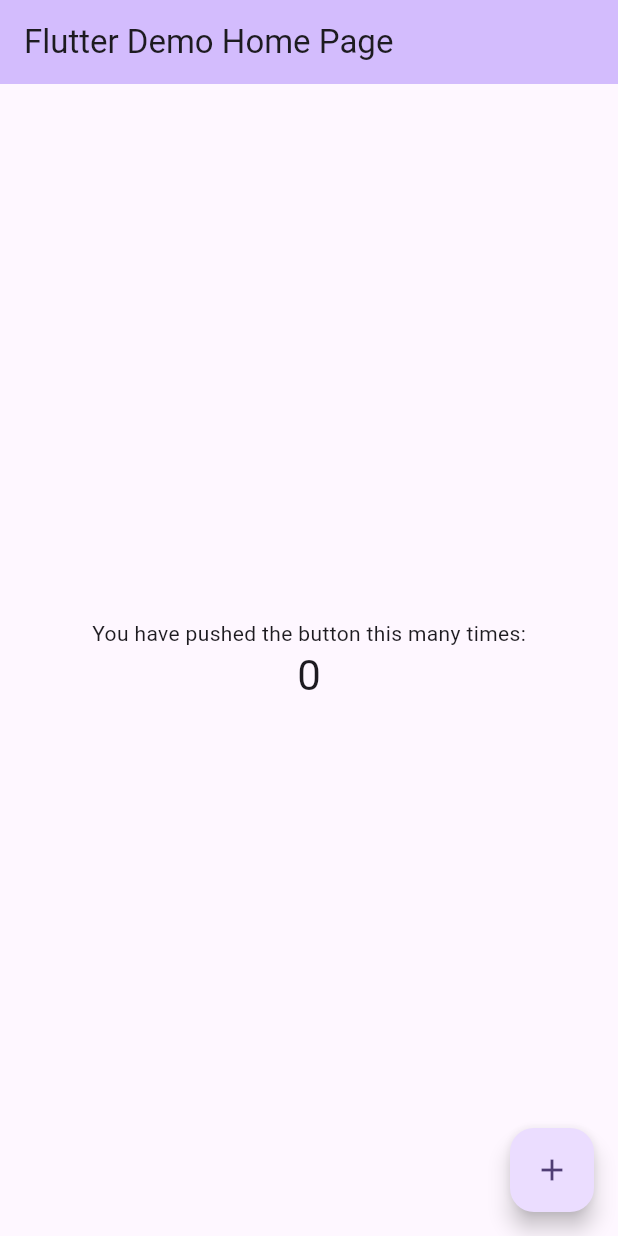
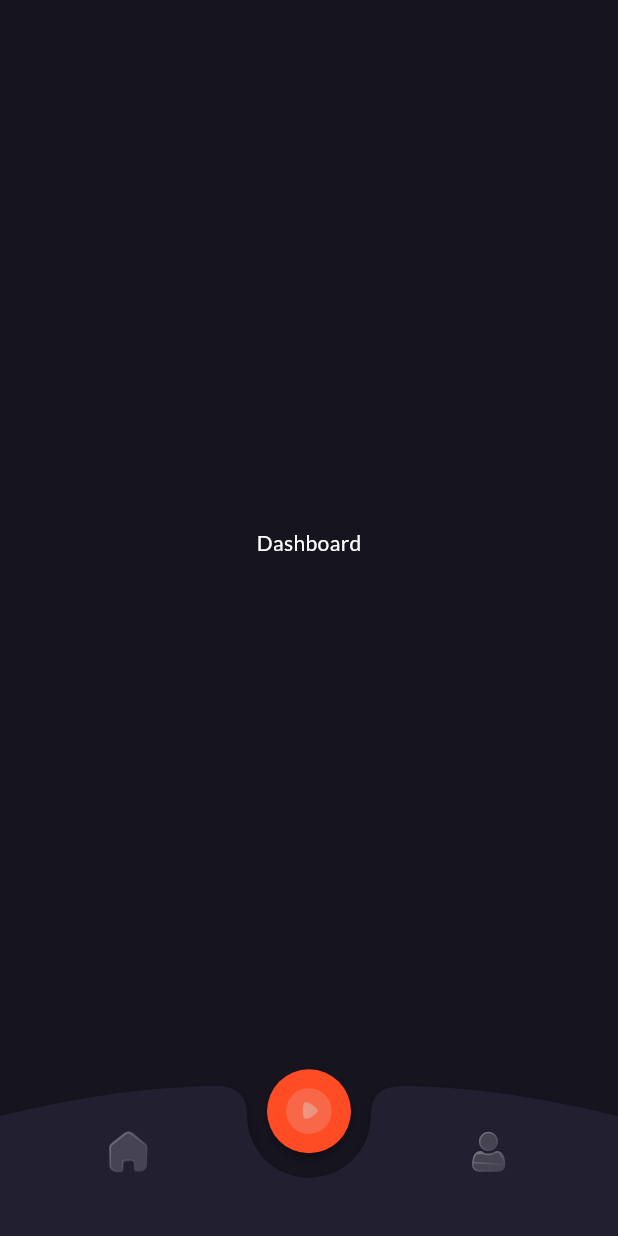
Before and after one commit to kasunfg87/api_movie_app, a Flutter app: the screen it shows after launch, on a phone screen of 412 x 824 dp. Run offline on Flutter 3.47's test engine with Material 3 defaults, Android fonts, the light colour scheme and no system bars; our stand-ins replace awesome_dialog, flutter_svg, google_fonts; missing offline and left inert: animated_snack_bar.

Commit message:
bottom navigation bar implemented

```diff
--- a/lib/constants/asset_constant.dart
+++ b/lib/constants/asset_constant.dart
@@ -2,8 +2,9 @@ class AssetConstant{
    static const imagePath = 'assets/images/';
   static const iconPath = 'assets/icons/';
 
-  //----- avatar image
-
-  static const avatarImage = '${imagePath}avatar.png';
+  //----- icons
+  static const homeIcon = '${iconPath}Home.svg';
+  static const playIcon = '${iconPath}Icon.svg';
+  static const profileIcon = '${iconPath}profile.svg';
 
 }
--- a/lib/core/entities/objects.dart
+++ b/lib/core/entities/objects.dart
@@ -1,5 +1,4 @@
 library objects;
 
-import 'package:json_annotation/json_annotation.dart';
 
 // part 'objects.g.dart';
--- a/lib/main.dart
+++ b/lib/main.dart
@@ -1,4 +1,5 @@
 import 'package:flutter/material.dart';
+import 'package:movie_app/presentation/screens/home/home.dart';
 
 void main() {
   runApp(const MyApp());
@@ -10,60 +11,12 @@ class MyApp extends StatelessWidget {
   @override
   Widget build(BuildContext context) {
     return MaterialApp(
+      debugShowCheckedModeBanner: false,
       title: 'Flutter Api Movie App',
       theme: ThemeData(
-        colorScheme: ColorScheme.fromSeed(seedColor: Colors.deepPurple),
         useMaterial3: true,
       ),
-      home: const MyHomePage(title: 'Flutter Demo Home Page'),
+      home: const MyHome(),
     );
   }
 }
-
-class MyHomePage extends StatefulWidget {
-  const MyHomePage({super.key, required this.title});
-
-  final String title;
-
-  @override
-  State<MyHomePage> createState() => _MyHomePageState();
-}
-
-class _MyHomePageState extends State<MyHomePage> {
-  int _counter = 0;
-
-  void _incrementCounter() {
-    setState(() {
-      _counter++;
-    });
-  }
-
-  @override
-  Widget build(BuildContext context) {
-    return Scaffold(
-      appBar: AppBar(
-        backgroundColor: Theme.of(context).colorScheme.inversePrimary,
-        title: Text(widget.title),
-      ),
-      body: Center(
-        child: Column(
-          mainAxisAlignment: MainAxisAlignment.center,
-          children: <Widget>[
-            const Text(
-              'You have pushed the button this many times:',
-            ),
-            Text(
-              '$_counter',
-              style: Theme.of(context).textTheme.headlineMedium,
-            ),
-          ],
-        ),
-      ),
-      floatingActionButton: FloatingActionButton(
-        onPressed: _incrementCounter,
-        tooltip: 'Increment',
-        child: const Icon(Icons.add),
-      ),
-    );
-  }
-}
--- /dev/null
+++ b/lib/presentation/screens/dashboard/dashboard.dart
@@ -0,0 +1,17 @@
+import 'package:flutter/material.dart';
+import 'package:google_fonts/google_fonts.dart';
+import 'package:movie_app/presentation/utils/app_colors.dart';
+
+class Dashboard extends StatefulWidget {
+  const Dashboard({super.key});
+
+  @override
+  State<Dashboard> createState() => _DashboardState();
+}
+
+class _DashboardState extends State<Dashboard> {
+  @override
+  Widget build(BuildContext context) {
+    return  Center(child: Text('Dashboard',style: GoogleFonts.lato(color: AppColors.kWhite),));
+  }
+}
--- /dev/null
+++ b/lib/presentation/screens/home/home.dart
@@ -0,0 +1,93 @@
+import 'package:flutter/material.dart';
+import 'package:flutter_svg/svg.dart';
+import 'package:movie_app/constants/asset_constant.dart';
+import 'package:movie_app/presentation/screens/dashboard/dashboard.dart';
+import 'package:movie_app/presentation/screens/discover/discover.dart';
+import 'package:movie_app/presentation/screens/profile/profile.dart';
+import 'package:movie_app/presentation/utils/app_colors.dart';
+import 'package:movie_app/presentation/utils/size_config.dart';
+import 'package:movie_app/utils/bnb_custom_point.dart';
+
+class MyHome extends StatefulWidget {
+  const MyHome({super.key});
+
+  @override
+  State<MyHome> createState() => _MyHomeState();
+}
+
+class _MyHomeState extends State<MyHome> {
+    int currentIndex = 0;
+
+  setBottomBarIndex(index) {
+    setState(() {
+      currentIndex = index;
+    });
+  }
+
+  List<Widget> screens = [
+    const Dashboard(),
+   const DiscoverScreen(),
+    const ProfileScreen()
+  ];
+  @override
+  Widget build(BuildContext context) {
+    return PopScope(
+        canPop: false,
+        child: Scaffold(
+          backgroundColor: AppColors.kBlack,
+          bottomNavigationBar: SizedBox(
+            height: 100,
+            width: SizeConfig.w(context),
+            child: Stack(
+              children: [
+                CustomPaint(
+                  size: Size(SizeConfig.w(context), 100),
+                  painter: BNBCustomPainter(),
+                ),
+                Center(
+                    heightFactor: 0.6,
+                    child: FloatingActionButton(
+                        shape: const CircleBorder(),
+                        backgroundColor: AppColors.kOrange,
+                        elevation: 2,
+                        child: SvgPicture.asset(AssetConstant.playIcon),
+                        onPressed: () {
+                          setBottomBarIndex(1);
+                        })),
+                Positioned(
+                  top: 20,
+                  left: SizeConfig.w(context) * 0.15,
+                  child: IconButton(
+                    icon: SvgPicture.asset(
+                      AssetConstant.homeIcon,
+                      // ignore: deprecated_member_use
+                    ),
+                    onPressed: () {
+                      setBottomBarIndex(0);
+                    },
+                    splashColor: AppColors.kOrange,
+                  ),
+                ),
+                Positioned(
+                  top: 20,
+                  right: SizeConfig.w(context) * 0.15,
+                  child: IconButton(
+                    icon: SvgPicture.asset(
+                      AssetConstant.profileIcon,
+                      // ignore: deprecated_member_use
+                    ),
+                    onPressed: () {
+                      setBottomBarIndex(2);
+                    },
+                    splashColor: AppColors.kOrange,
+                  ),
+                ),
+              ],
+            ),
+          ),
+          body: screens[currentIndex],
+        )
+
+        );
+  }
+}
--- a/pubspec.yaml
+++ b/pubspec.yaml
@@ -38,6 +38,8 @@ dependencies:
   awesome_dialog: ^3.2.0
   animated_snack_bar: ^0.4.0
   json_annotation: ^4.8.1
+  flutter_svg: ^2.0.9
+  google_fonts: ^6.1.0
 
 
 dev_dependencies:
```
Also changed, not shown: lib/presentation/screens/discover/discover.dart (added, +21 -0 lines), lib/presentation/screens/profile/profile.dart (added, +21 -0 lines), lib/presentation/utils/app_colors.dart (+4 -8 lines), lib/utils/bnb_custom_point.dart (added, +30 -0 lines), assets/icons/Home.svg (added), assets/icons/Icon.svg (added), assets/icons/profile.svg (added), pubspec.lock, 3 other files.
